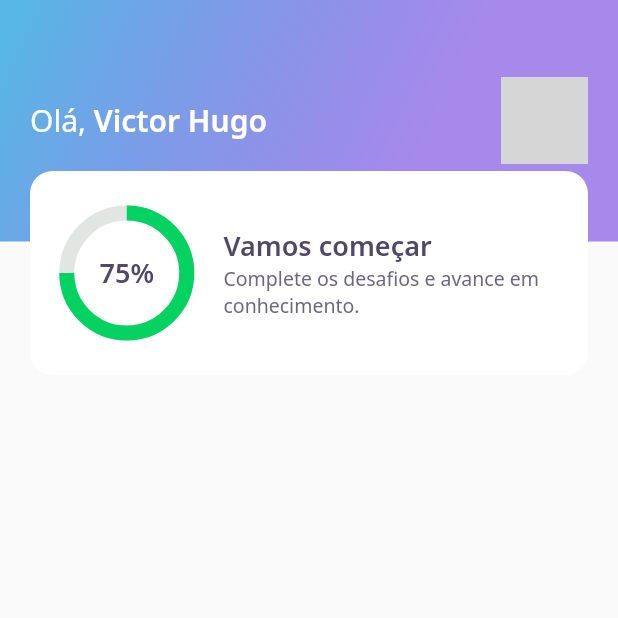
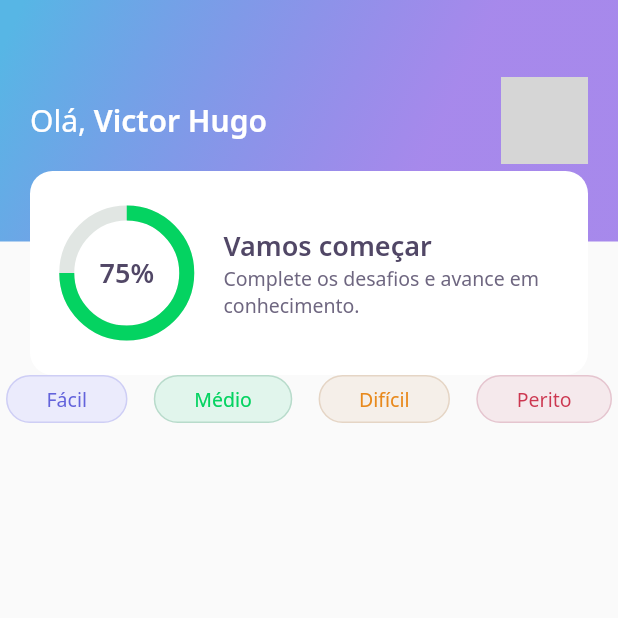
Before and after one commit to victorhugolgr/flutter-quiz-dev, a Flutter app: the screen it shows after launch, on a phone screen of 412 x 824 dp, the top half of it. Run offline on Flutter 3.47's test engine with Material 2 defaults, Android fonts, the phone set to English and light mode, and no system bars; our stand-ins replace google_fonts; network calls fail; grey boxes are pictures that could not be loaded.

Commit message:
Create level button

```diff
--- a/lib/home/home_page.dart
+++ b/lib/home/home_page.dart
@@ -1,6 +1,7 @@
 import 'package:flutter/material.dart';
 
 import 'widgets/appbar/app_bar_widget.dart';
+import 'widgets/level_button/level_button_widget.dart';
 
 class HomePage extends StatefulWidget {
   HomePage({Key? key}) : super(key: key);
@@ -14,6 +15,18 @@ class _HomePageState extends State<HomePage> {
   Widget build(BuildContext context) {
     return Scaffold(
       appBar: AppBarWidget(),
+      body: Padding(
+        padding: const EdgeInsets.symmetric(horizontal: 4),
+        child: Row(
+          mainAxisAlignment: MainAxisAlignment.spaceBetween,
+          children: [
+            LevelButtonWidget(label: "Fácil",),
+            LevelButtonWidget(label: "Médio",),
+            LevelButtonWidget(label: "Difícil",),
+            LevelButtonWidget(label: "Perito",),
+          ],
+        ),
+      ),
     );
   }
 }
--- /dev/null
+++ b/lib/home/widgets/level_button/level_button_widget.dart
@@ -0,0 +1,61 @@
+import 'package:flutter/material.dart';
+import 'package:google_fonts/google_fonts.dart';
+
+import '../../../core/app_colors.dart';
+import '../../../core/core.dart';
+
+class LevelButtonWidget extends StatelessWidget {
+  final String label;
+
+  LevelButtonWidget({Key? key, required this.label})
+    : assert(["Fácil", "Médio", "Difícil", "Perito"].contains(label)), super(key: key);
+
+  final config = {
+    "Fácil": {
+      "color": AppColors.levelButtonFacil,
+      "borderColor": AppColors.levelButtonBorderFacil,
+      "fontColor": AppColors.levelButtonTextFacil
+    },
+    "Médio": {
+      "color": AppColors.levelButtonMedio,
+      "borderColor": AppColors.levelButtonBorderMedio,
+      "fontColor": AppColors.levelButtonTextMedio
+    },
+    "Difícil": {
+      "color": AppColors.levelButtonDificil,
+      "borderColor": AppColors.levelButtonBorderDificil,
+      "fontColor": AppColors.levelButtonTextDificil
+    },
+    "Perito": {
+      "color": AppColors.levelButtonPerito,
+      "borderColor": AppColors.levelButtonBorderPerito,
+      "fontColor": AppColors.levelButtonTextPerito
+    },
+  };
+
+
+  Color? get color => config[label]!['color'];
+  Color? get borderColor => config[label]!['borderColor'];
+  Color? get fontColor => config[label]!['fontColor'];
+
+  @override
+  Widget build(BuildContext context) {
+    return Container(
+      decoration: BoxDecoration(
+          color: color,
+          border: Border.fromBorderSide(
+              BorderSide(color: borderColor??AppColors.levelButtonFacil)),
+          borderRadius: BorderRadius.circular(28)),
+      child: Padding(
+        padding: const EdgeInsets.symmetric(horizontal: 26, vertical: 6),
+        child: Text(
+          label,
+          style: GoogleFonts.notoSans(
+            color: fontColor,
+            fontSize: 13
+          ),
+        ),
+      ),
+    );
+  }
+}
```
